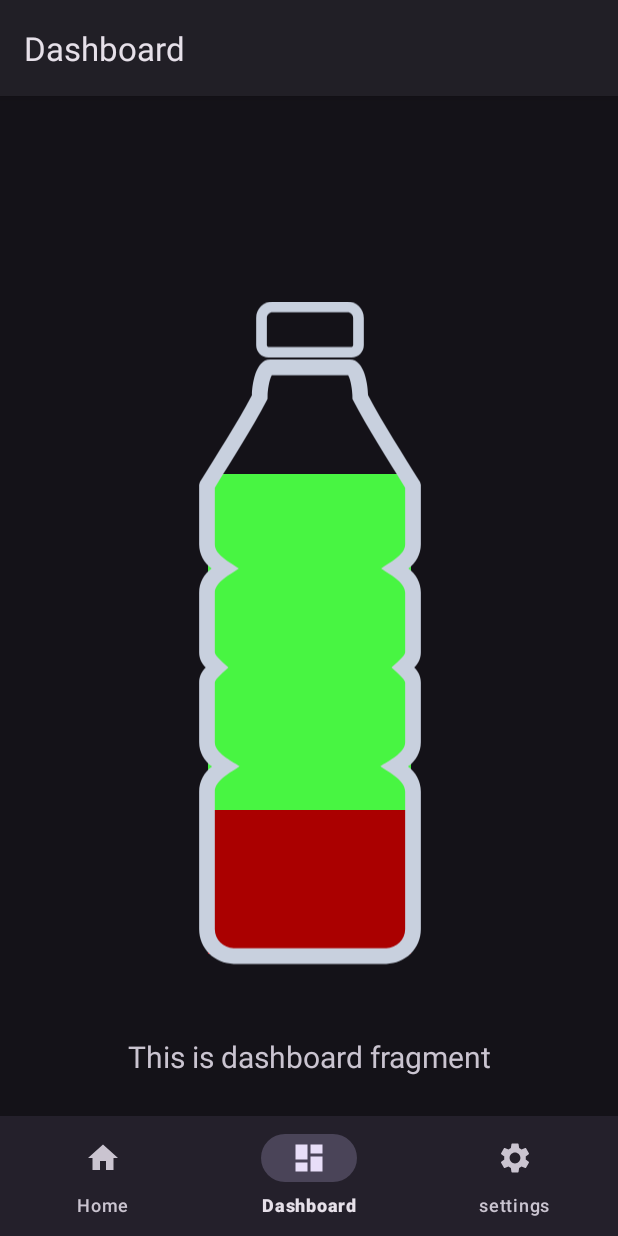
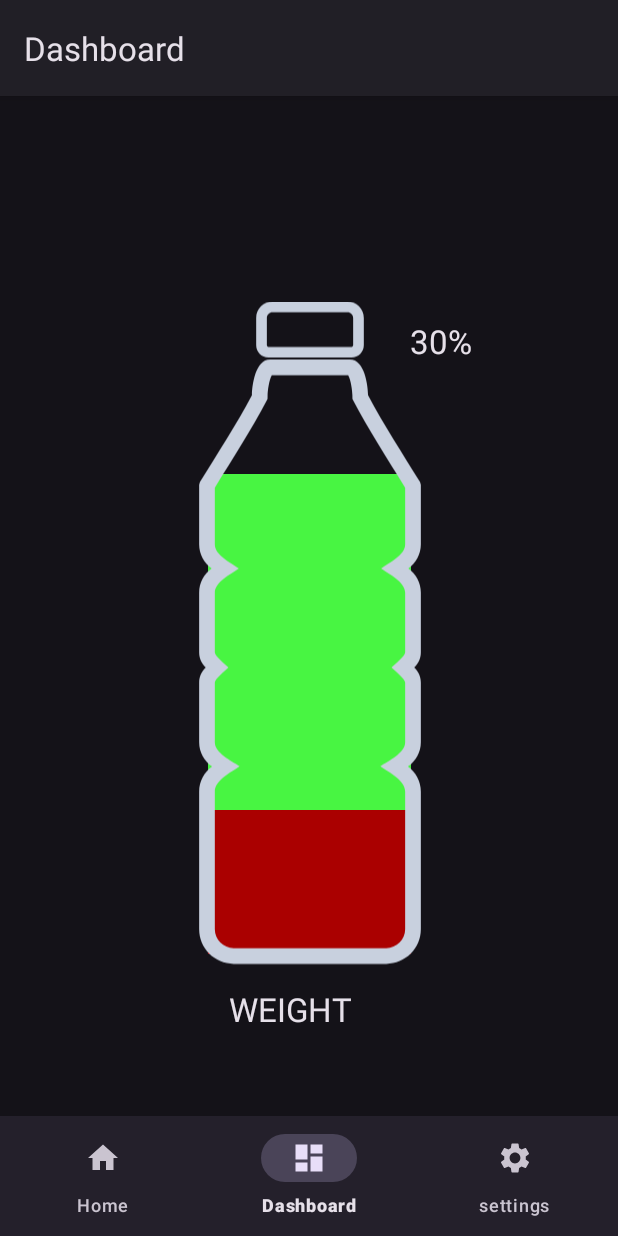
Before and after one commit to jaysstewart/CupholderJava, an Android app: the DashboardFragment screen opened through its navigation route, on a phone screen of 412 x 824 dp. Run offline under Robolectric (Android 15) with nearby library versions, the phone set to English and light mode, and no system bars; our stand-ins replace navigation-ui.

Commit message:
precent text properly displays text, added weight text

```diff
--- a/app/src/main/java/com/example/cupholderjava/ui/dashboard/DashboardFragment.java
+++ b/app/src/main/java/com/example/cupholderjava/ui/dashboard/DashboardFragment.java
@@ -8,9 +8,7 @@ import android.widget.ProgressBar;
 import android.widget.TextView;
 
 import androidx.annotation.NonNull;
-import androidx.annotation.Nullable;
 import androidx.fragment.app.Fragment;
-import androidx.lifecycle.ViewModelProvider;
 
 import com.example.cupholderjava.R;
 import com.example.cupholderjava.databinding.FragmentDashboardBinding;
@@ -21,29 +19,24 @@ public class DashboardFragment extends Fragment {
 
     public View onCreateView(@NonNull LayoutInflater inflater,
                              ViewGroup container, Bundle savedInstanceState) {
-        DashboardViewModel dashboardViewModel =
-                new ViewModelProvider(this).get(DashboardViewModel.class);
 
         binding = FragmentDashboardBinding.inflate(inflater, container, false);
         View root = binding.getRoot();
 
-        final TextView textView = binding.textDashboard;
-        dashboardViewModel.getText().observe(getViewLifecycleOwner(), textView::setText);
         return root;
     }
 
     @Override
     public void onStart() {
         super.onStart();
-        ProgressBar waterBar = getView().findViewById(R.id.waterBar);
+        final ProgressBar waterBar = getView().findViewById(R.id.waterBar);
         waterBar.setProgress(30);
 
-        TextView fillPercent = getView().findViewById(R.id.fillPercent);
+        final TextView fillPercent = getView().findViewById(R.id.percent);
         CharSequence str = "30%";
         fillPercent.setText(str);
+    }
 
-
-    }
 
     @Override
     public void onDestroyView() {
--- a/app/src/main/res/layout/fragment_dashboard.xml
+++ b/app/src/main/res/layout/fragment_dashboard.xml
@@ -5,22 +5,6 @@
     android:layout_width="match_parent"
     android:layout_height="match_parent"
     tools:context=".ui.dashboard.DashboardFragment">
-
-    <TextView
-        android:id="@+id/text_dashboard"
-        android:layout_width="match_parent"
-        android:layout_height="wrap_content"
-        android:layout_marginStart="8dp"
-        android:layout_marginTop="8dp"
-        android:layout_marginEnd="8dp"
-        android:textAlignment="center"
-        android:textSize="20sp"
-        app:layout_constraintBottom_toBottomOf="parent"
-        app:layout_constraintEnd_toEndOf="parent"
-        app:layout_constraintHorizontal_bias="0.0"
-        app:layout_constraintStart_toStartOf="parent"
-        app:layout_constraintTop_toTopOf="parent"
-        app:layout_constraintVertical_bias="0.84" />
 
     <ProgressBar
         android:id="@+id/waterBar"
@@ -43,22 +27,34 @@
         app:layout_constraintEnd_toEndOf="parent"
         app:layout_constraintHorizontal_bias="0.503"
         app:layout_constraintStart_toStartOf="parent"
-        app:layout_constraintTop_toTopOf="parent"
-        app:layout_constraintVertical_bias="0.5" />
+        app:layout_constraintTop_toTopOf="parent" />
 
     <TextView
-        android:id="@+id/fillPercent"
-        android:layout_width="wrap_content"
-        android:layout_height="wrap_content"
-        android:layout_marginStart="298dp"
-        android:layout_marginTop="171dp"
-        android:layout_marginEnd="56dp"
-        android:layout_marginBottom="541dp"
-        android:text="TextView"
+        android:id="@+id/weight"
+        android:layout_width="106dp"
+        android:layout_height="62dp"
+        android:layout_marginStart="152dp"
+        android:layout_marginTop="547dp"
+        android:layout_marginEnd="153dp"
+        android:layout_marginBottom="122dp"
+        android:text="WEIGHT"
+        android:textAppearance="@style/TextAppearance.AppCompat.Large"
+        android:visibility="visible"
         app:layout_constraintBottom_toBottomOf="parent"
         app:layout_constraintEnd_toEndOf="parent"
-        app:layout_constraintHorizontal_bias="0.0"
+        app:layout_constraintStart_toStartOf="parent"
+        app:layout_constraintTop_toTopOf="parent" />
+
+    <TextView
+        android:id="@+id/percent"
+        android:layout_width="105dp"
+        android:layout_height="92dp"
+        android:text="PERCENT"
+        android:textAppearance="@style/TextAppearance.AppCompat.Large"
+        app:layout_constraintBottom_toBottomOf="parent"
+        app:layout_constraintEnd_toEndOf="parent"
+        app:layout_constraintHorizontal_bias="0.892"
         app:layout_constraintStart_toStartOf="parent"
         app:layout_constraintTop_toTopOf="parent"
-        app:layout_constraintVertical_bias="1.0" />
+        app:layout_constraintVertical_bias="0.14" />
 </androidx.constraintlayout.widget.ConstraintLayout>
```
